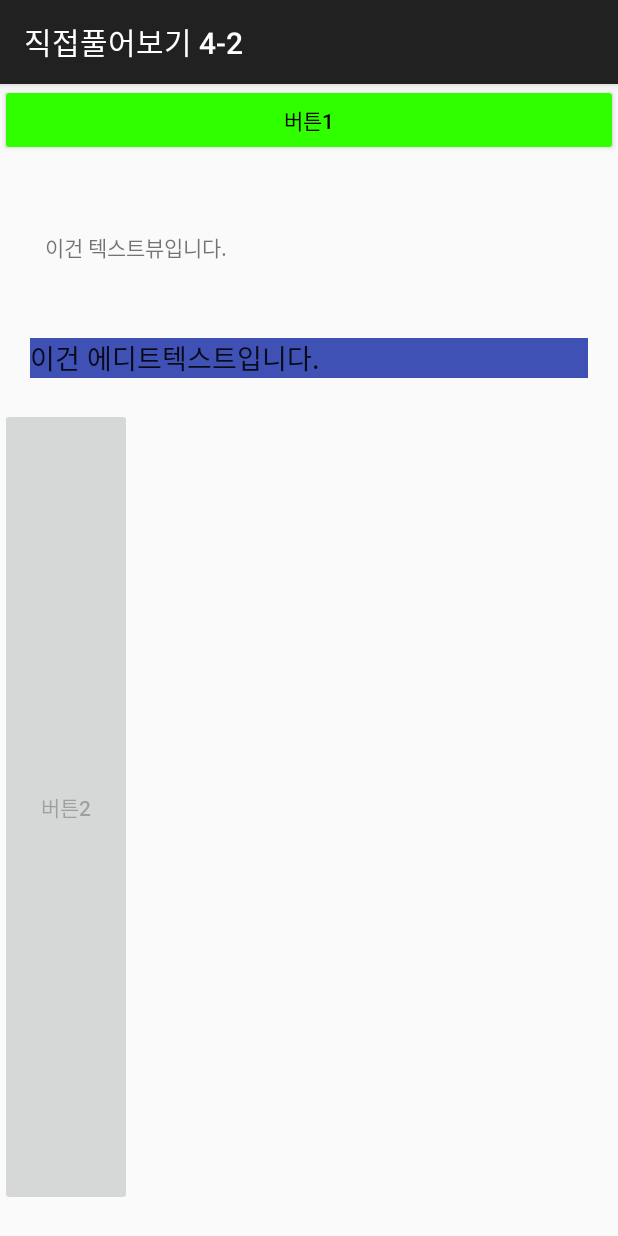
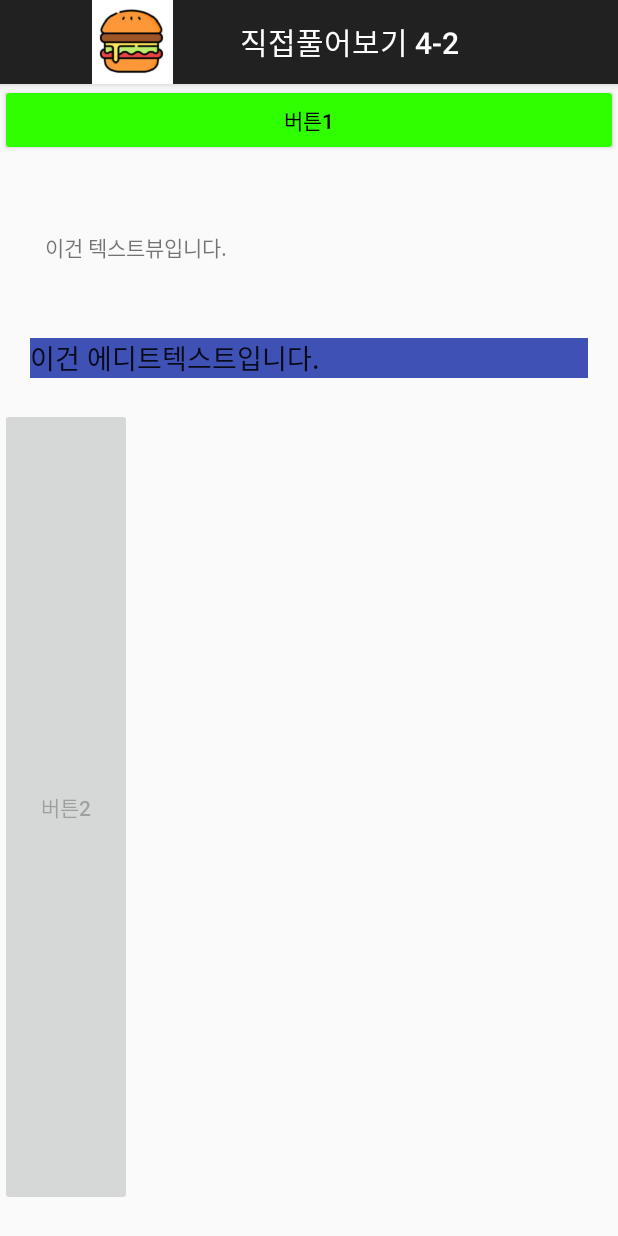
Before and after one commit to chakihwan/Direct4_2, an Android app: the screen it shows after launch (MainActivity), on a phone screen of 412 x 824 dp. Run offline under Robolectric (Android 15) with nearby library versions, the phone set to English and light mode, and no system bars.

Commit message:
ActionBar에 아이콘 추가

```diff
--- a/app/src/main/java/kr/ac/kopo/direct4_2/MainActivity.java
+++ b/app/src/main/java/kr/ac/kopo/direct4_2/MainActivity.java
@@ -20,5 +20,8 @@ public class MainActivity extends AppCompatActivity {
             v.setPadding(systemBars.left, systemBars.top, systemBars.right, systemBars.bottom);
             return insets;
         });
+
+        getSupportActionBar().setDisplayShowHomeEnabled(true);
+        getSupportActionBar().setIcon(R.drawable.icon);
     }
 }
```
Also changed, not shown: app/src/main/AndroidManifest.xml (line endings or trailing spaces).
